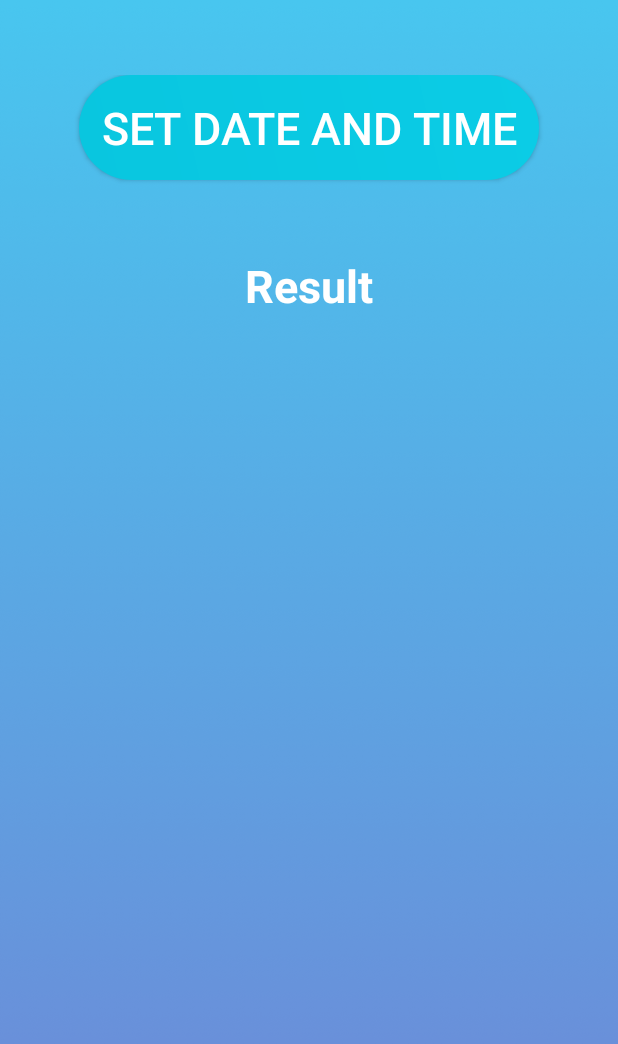
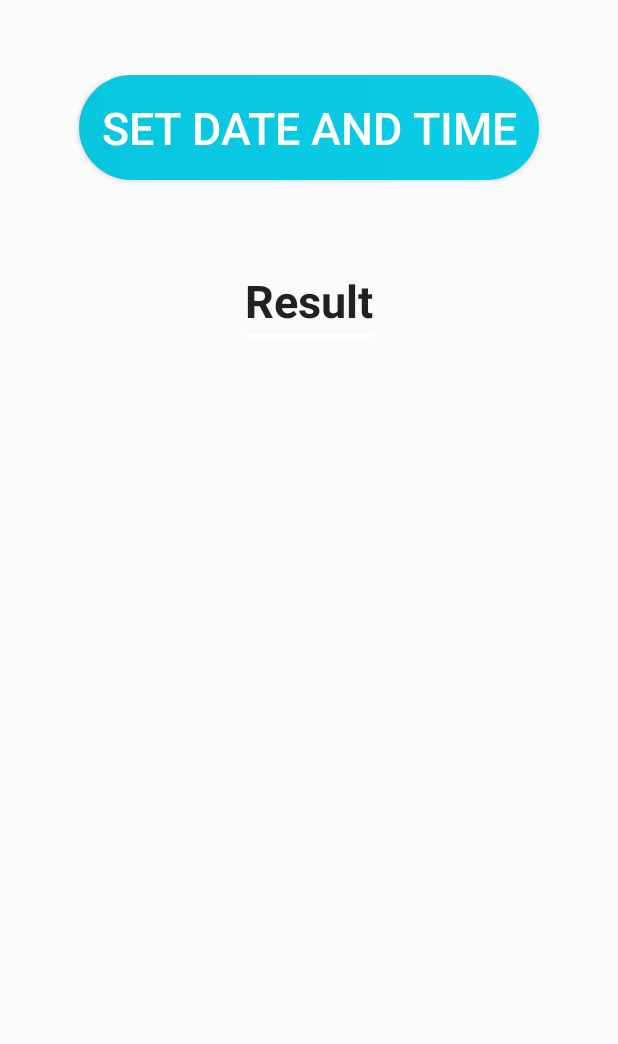
Before and after one commit to HubMaster9000/pickUp, an Android app: the screen it shows after launch (Pick_Time), on a phone screen of 412 x 824 dp. Shown: the top 1044 px of the screen. Run offline under Robolectric (Android 15) with nearby library versions, the phone set to English and light mode, and no system bars.

Commit message:
small fix

```diff
--- a/app/src/main/java/org/danielsoares/pickupapp/Activities/Pick_Time.java
+++ b/app/src/main/java/org/danielsoares/pickupapp/Activities/Pick_Time.java
@@ -17,7 +17,7 @@ public class Pick_Time extends AppCompatActivity {
 
     CustomDateTimePicker custom;
     Button btnEventDateTime;
-    TextView resultTime;
+    EditText resultTime;
 
     @Override
     protected void onCreate(Bundle savedInstanceState) {
--- a/app/src/main/res/layout/timepickdialogue.xml
+++ b/app/src/main/res/layout/timepickdialogue.xml
@@ -5,7 +5,6 @@
     android:layout_height="match_parent"
     android:orientation="vertical"
     android:paddingTop="50dp"
-    android:background="@drawable/light_blue_background"
     tools:context=".Activities.Pick_Time">
 
     <Button
@@ -17,9 +16,9 @@
         android:background="@drawable/buttongradient"
         android:text="Set Date and Time"
         android:textSize="30sp"
-        android:textColor="#fff"></Button>
+        android:textColor="#fff" />
 
-    <TextView
+    <EditText
         android:id="@+id/result_time"
         android:layout_width="wrap_content"
         android:layout_height="wrap_content"
@@ -27,7 +26,6 @@
         android:layout_marginBottom="50dp"
         android:text="Result"
         android:textSize="30sp"
-        android:textStyle="bold"
-        android:textColor="#fff"/>
+        android:textStyle="bold" />
 
 </LinearLayout>
```
